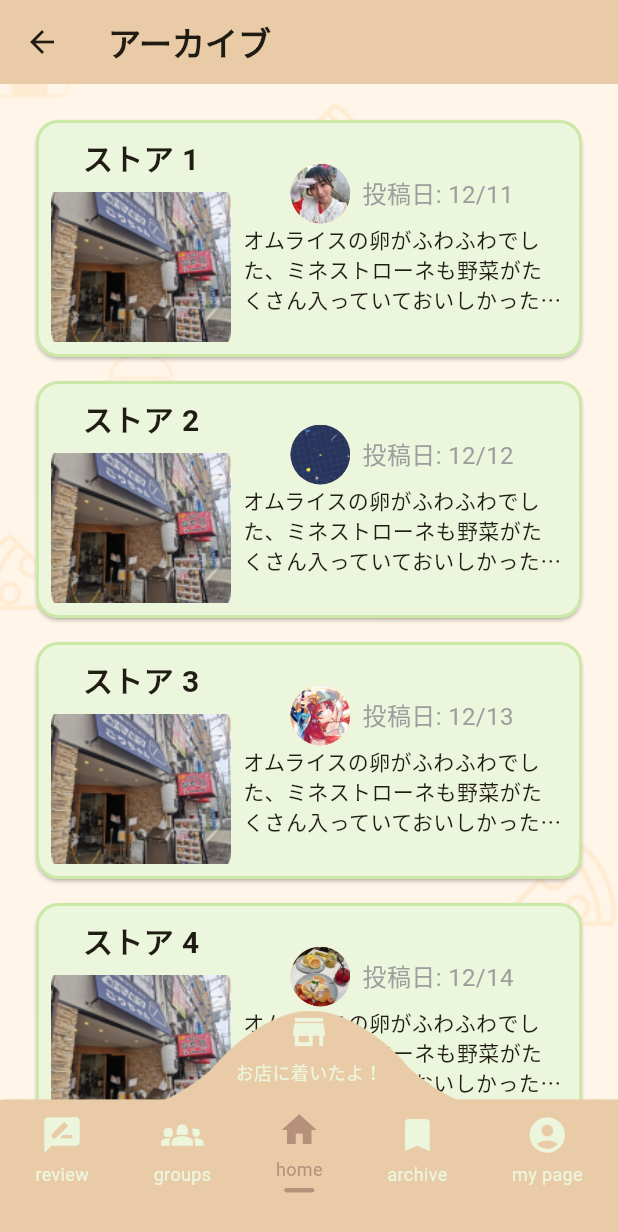
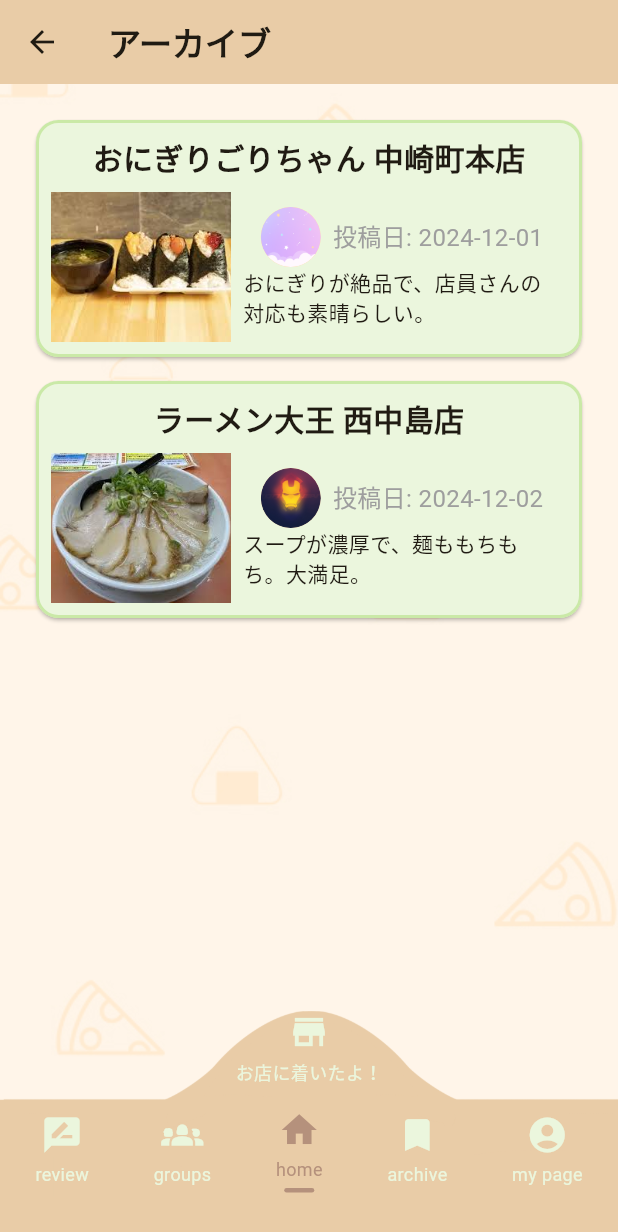
Before and after one commit to Doremifa-donuts/foodshuffle, a Flutter app: the ArchivePage screen opened directly, after a tap on "archive", on a phone screen of 412 x 824 dp. Shown: the top 1232 px of the screen. Run offline on Flutter 3.47's test engine with Material 3 defaults, Android fonts, the phone set to English and light mode, and no system bars; our stand-ins replace appinio_swiper, flutter_local_notifications, flutter_riverpod, freezed_annotation; Roboto replaces fonts that are missing (uzura).

Commit message:
[add] ダミーデータ

```diff
--- /dev/null
+++ b/lib/data/archive.dart
@@ -0,0 +1,18 @@
+import '../model/data_list.dart';
+
+List<ArchiveStore> archiveStoreList = [
+  ArchiveStore(
+    Images: 'images/home/image1.png',
+    RestaurantName: 'おにぎりごりちゃん 中崎町本店',
+    Icon: 'images/icon/member_1.png',
+    Comment: 'おにぎりが絶品で、店員さんの対応も素晴らしい。',
+    CreatedAt: '2024-12-01',
+  ),
+  ArchiveStore(
+    Images: 'images/home/image2.png',
+    RestaurantName: 'ラーメン大王 西中島店',
+    Icon: 'images/icon/member_2.png',
+    Comment: 'スープが濃厚で、麺ももちもち。大満足。',
+    CreatedAt: '2024-12-02',
+  ),
+];
--- a/lib/screens/store_info/archive_page.dart
+++ b/lib/screens/store_info/archive_page.dart
@@ -12,6 +12,8 @@ import '../../model/images.dart';
 import '../../model/data_list.dart';
 // お店の詳細ページ
 import 'info.dart';
+// ダミーデータ（データベースがない場合に使用する固定データ）
+import '../../data/archive.dart';
 
 // データベースを使用できるか
 const bool useDatabase = false;
@@ -29,26 +31,7 @@ final archiveStoreProvider = FutureProvider<List<ArchiveStore>>((ref) async {
 
 // ダミーデータ（データベースがない場合に使用する固定データ）
 Future<List<ArchiveStore>> fetchDummyArchiveStores() async {
-  return List.generate(
-    10,
-    (index) {
-      // 1～12のランダムな画像を選択
-      List<String> allIcons = List.generate(
-        12,
-        (iconIndex) => 'images/icon/member_${iconIndex + 1}.png',
-      );
-      // ランダムでアイコンを1つ選択
-      String memberIcon = allIcons[_random.nextInt(12)]; // 12個の画像からランダムに選択
-
-      return ArchiveStore(
-          Images: 'images/store/store_1.png', // ストア画像を固定（仮の画像パス）
-          RestaurantName: "ストア ${index + 1}",
-          CreatedAt: "12/${(index + 10) % 30 + 1}",
-          Icon: memberIcon, // ランダムに選ばれたアイコン
-          Comment:
-              'オムライスの卵がふわふわでした、ミネストローネも野菜がたくさん入っていておいしかったです。リピートしようと思います。');
-    },
-  );
+  return archiveStoreList;
 }
 
 // 本番用（データベースから取得する処理）
@@ -147,8 +130,6 @@ class ArchivePage extends ConsumerWidget {
           child: Column(
             crossAxisAlignment: CrossAxisAlignment.start,
             children: [
-              Row(
-                children: [
               Column(
                 children: [
                   Text(
@@ -157,13 +138,13 @@ class ArchivePage extends ConsumerWidget {
                         fontSize: 20, fontWeight: FontWeight.bold),
                   ),
                   const SizedBox(height: 8),
+                  Row(
+                    children: [
                       Image.asset(
                         store.Images,
                         width: 120,
                         height: 100,
                         fit: BoxFit.cover,
-                      ),
-                    ],
                       ),
                       const SizedBox(width: 8),
                       Column(
@@ -196,6 +177,8 @@ class ArchivePage extends ConsumerWidget {
                         ],
                       ),
                     ],
+                  )
+                ],
               ),
             ],
           ),
```
Lines whose indentation alone changed are shown as unchanged.
